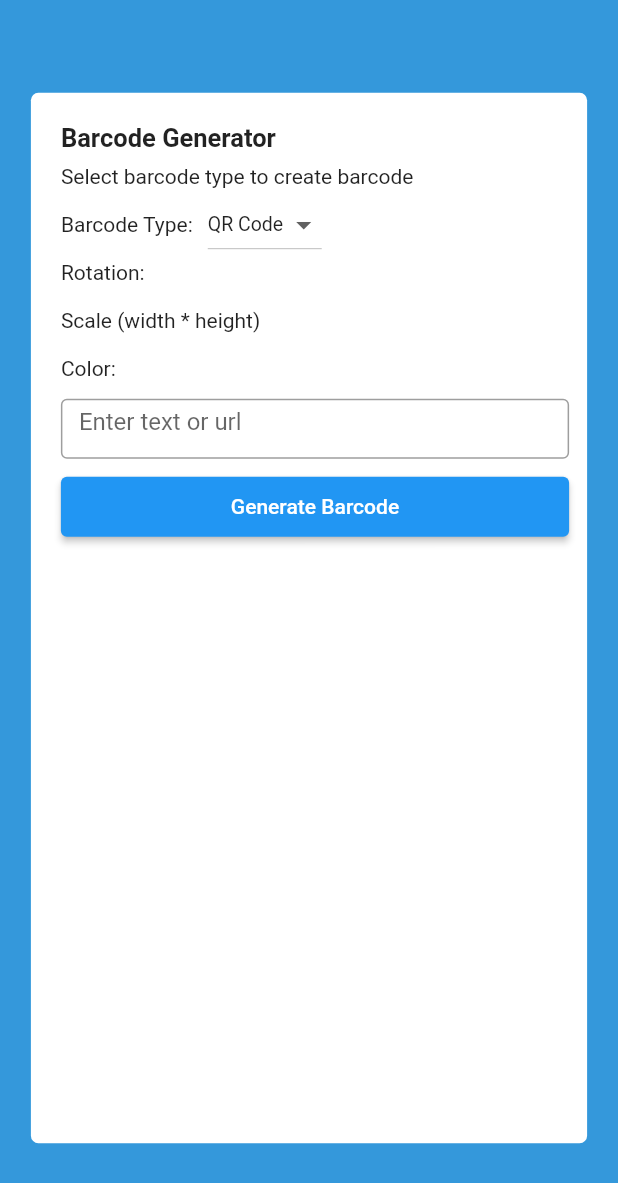
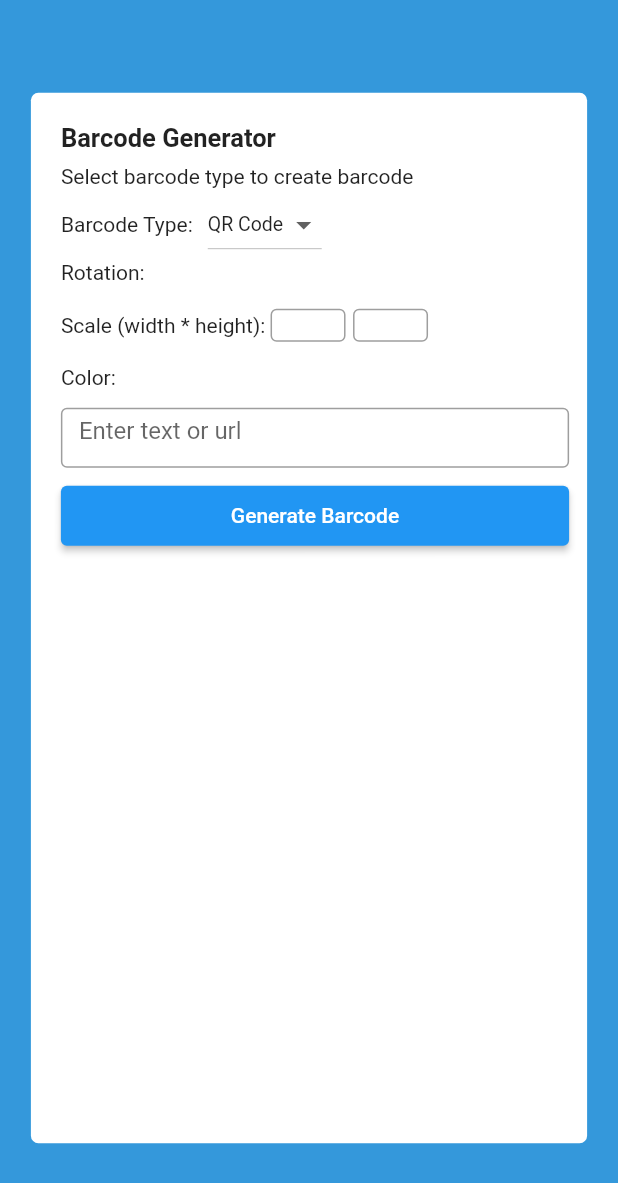
Before and after one commit to freetourwaboy/FYP_flutter_app, a Flutter app: the screen it shows after launch, on a phone screen of 412 x 824 dp. Shown: the top 1183 px of the screen. Run offline on Flutter 3.47's test engine with Material 2 defaults, Android fonts, the light colour scheme and no system bars; missing offline and left inert: dart:ffi, flutter_js.

```diff
--- a/lib/main.dart
+++ b/lib/main.dart
@@ -32,9 +32,14 @@ class MyHomePage extends StatefulWidget {
 class _MyHomePageState extends State<MyHomePage> {
   final JavascriptRuntime jsRunTime = getJavascriptRuntime();
   final _textController = TextEditingController();
+  final _heightField = TextEditingController();
+  final _widthField = TextEditingController();
+
   String raw = '';
   String? dropdownValue = 'QR Code';
+  String? _selectedDegree = '0';
   List<String> options = ['QR Code', 'Code128', 'Code39', 'EAN13', 'UPC'];
+  List<String> degress = ['0', '90', '180', '270'];
 
   @override
   Widget build(BuildContext context) {
@@ -94,12 +99,38 @@ class _MyHomePageState extends State<MyHomePage> {
                   ),
                 ),
                 Container(
-                  margin: const EdgeInsets.only(left: 8),
-                  child: const Text('Rotation:'),
-                ),
+                    margin: const EdgeInsets.only(left: 8),
+                    child: Row(children: [
+                      const Text('Rotation:'),
+                    ])),
                 Container(
                   margin: const EdgeInsets.only(top: 16, left: 8),
-                  child: const Text('Scale (width * height)'),
+                  child: Row(
+                    children: [
+                      const Text('Scale (width * height): '),
+                      Container(
+                        margin: EdgeInsets.only(right: 5),
+                        height: 22,
+                        width: 50,
+                        child: TextField(
+                          controller: _heightField,
+                          decoration: const InputDecoration(
+                            border: OutlineInputBorder(),
+                          ),
+                        ),
+                      ),
+                      Container(
+                        height: 22,
+                        width: 50,
+                        child: TextField(
+                          controller: _widthField,
+                          decoration: const InputDecoration(
+                            border: OutlineInputBorder(),
+                          ),
+                        ),
+                      ),
+                    ],
+                  ),
                 ),
                 Container(
                   margin: const EdgeInsets.only(top: 16, left: 8),
@@ -159,7 +190,11 @@ class _MyHomePageState extends State<MyHomePage> {
                                   snapshot.data![0]
                                       .split('\n')[0]
                                       .startsWith('Error')) {
-                                return Text(snapshot.data![0].split('\n')[0]);
+                                return Center(
+                                    child: Text(
+                                  snapshot.data![0].split('\n')[0],
+                                  style: const TextStyle(color: Colors.red),
+                                ));
                               }
                               return const Text('Text');
                             },
```
Also changed, not shown: 1 other file.
